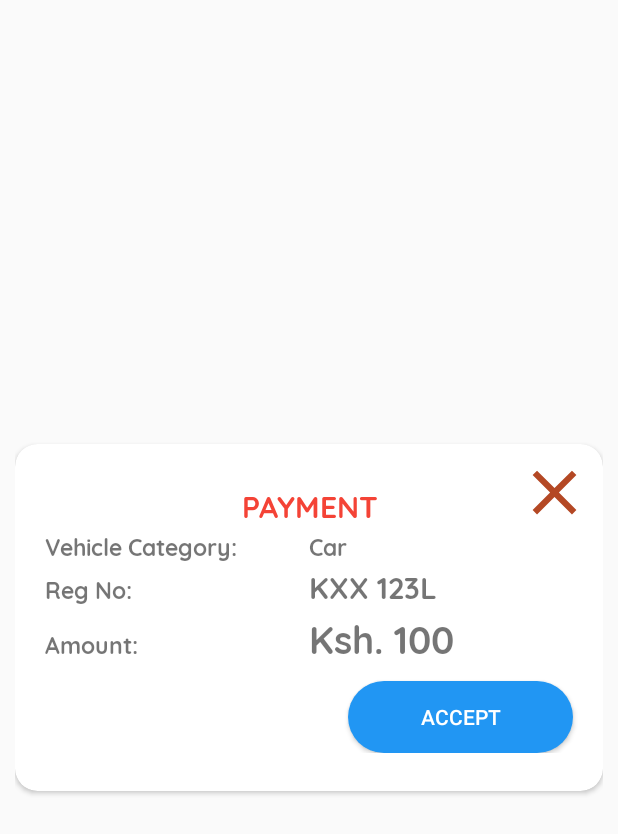
After one commit to mulukadan/MUNITAPP, an Android app: the layout carwash_payment_dialog.xml on its own in the app's theme, with its tools: preview values and no code run, on a phone screen of 412 x 824 dp. The commit adds this screen. Shown: the top 834 px of the screen. Run offline under Robolectric (Android 15) with nearby library versions, the phone set to English and light mode, and no system bars.

Commit message:
added payment option

```diff
--- a/app/src/main/java/com/munit/m_unitapp/ADAPTERS/AllDailySalesAdapter.java
+++ b/app/src/main/java/com/munit/m_unitapp/ADAPTERS/AllDailySalesAdapter.java
@@ -116,7 +116,7 @@ public class AllDailySalesAdapter extends RecyclerView.Adapter<AllDailySalesAdap
     }
 
     public interface ClickListener{
-        public void showCashBreakDown(DailySales dailySales, boolean refreshRV);
+        void showCashBreakDown(DailySales dailySales, boolean refreshRV);
     }
 
     public void setSelectedUserName(String selectedUserName) {
--- a/app/src/main/java/com/munit/m_unitapp/TOOLS/Constants.java
+++ b/app/src/main/java/com/munit/m_unitapp/TOOLS/Constants.java
@@ -6,8 +6,8 @@ public class Constants {
     public static String dailySalesPath = "dailysaleslv"; // Live
 
 //    Carwash
-    public static String carWashRecPath = "car_wash_rec_test";// Test
-//    public static String carWashRecPath = "car_wash_rec_live"; // Live
+//    public static String carWashRecPath = "car_wash_rec_test";// Test
+    public static String carWashRecPath = "car_wash_rec_live"; // Live
 
 
     //Pool Table Records
--- /dev/null
+++ b/app/src/main/res/layout/carwash_payment_dialog.xml
@@ -0,0 +1,168 @@
+<?xml version="1.0" encoding="utf-8"?>
+<RelativeLayout xmlns:android="http://schemas.android.com/apk/res/android"
+    android:layout_width="match_parent"
+    android:layout_height="match_parent"
+    xmlns:app="http://schemas.android.com/apk/res-auto"
+    android:layout_marginLeft="10dp"
+    android:layout_marginRight="10dp"
+    android:gravity="center">
+
+    <ImageView
+        android:id="@+id/ClosePDialog"
+        android:layout_width="50dp"
+        android:layout_height="50dp"
+        android:background="@drawable/ic_close_black_24dp"
+        android:layout_marginTop="7dp"
+        android:layout_marginRight="7dp"
+        android:elevation="5dp"
+        android:layout_alignParentRight="true"/>
+
+    <androidx.cardview.widget.CardView
+        android:layout_width="match_parent"
+        android:layout_height="wrap_content"
+        app:cardCornerRadius="15dp"
+        app:cardBackgroundColor="@color/white"
+        android:layout_alignParentTop="true"
+        android:layout_alignParentLeft="true"
+        android:layout_alignParentStart="true">
+        <ScrollView
+            android:layout_width="match_parent"
+            android:layout_height="match_parent"
+            android:orientation="vertical">
+            <LinearLayout
+                android:layout_width="match_parent"
+                android:layout_height="wrap_content"
+                android:orientation="vertical"
+                android:layout_marginTop="25dp"
+                android:layout_marginBottom="25dp">
+                <TextView
+                    android:layout_width="match_parent"
+                    android:layout_height="wrap_content"
+                    android:layout_marginLeft="20dp"
+                    android:layout_marginRight="20dp"
+                    android:textAlignment="center"
+                    android:textSize="20dp"
+                    android:text="Payment"
+                    android:textAllCaps="true"
+                    android:textStyle="bold"
+                    android:fontFamily="@font/bold"
+                    android:textColor="#F44336"
+                    android:id="@+id/TopupTitle"
+                    />
+
+                <LinearLayout
+                    android:layout_width="match_parent"
+                    android:layout_height="wrap_content"
+                    android:orientation="horizontal"
+                    android:layout_marginLeft="20dp"
+                    android:layout_marginRight="20dp"
+
+                    android:weightSum="10"
+                    >
+                    <TextView
+                        android:layout_width="0dp"
+                        android:layout_height="wrap_content"
+                        android:layout_weight="5"
+                        android:text="Vehicle Category: "
+                        android:textSize="15dp"
+                        android:fontFamily="@font/bold"
+                        />
+                    <TextView
+                        android:id="@+id/pdVehicletypeTV"
+                        android:layout_width="0dp"
+                        android:layout_height="wrap_content"
+                        android:layout_weight="5"
+                        android:text="Car"
+                        android:textSize="15dp"
+                        android:fontFamily="@font/bold"
+                        />
+
+
+                </LinearLayout>
+                <LinearLayout
+                    android:layout_width="match_parent"
+                    android:layout_height="wrap_content"
+                    android:orientation="horizontal"
+                    android:layout_marginLeft="20dp"
+                    android:layout_marginRight="20dp"
+
+                    android:weightSum="10"
+                    >
+                    <TextView
+                        android:layout_width="0dp"
+                        android:layout_height="wrap_content"
+                        android:layout_weight="5"
+                        android:text="Reg No: "
+                        android:textSize="15dp"
+                        android:fontFamily="@font/bold"
+                        />
+                    <TextView
+                        android:id="@+id/pdRegnoTV"
+                        android:layout_width="0dp"
+                        android:layout_height="wrap_content"
+                        android:layout_weight="5"
+                        android:text="KXX 123L"
+                        android:textSize="20dp"
+                        android:fontFamily="@font/bold"
+                        />
+
+
+                </LinearLayout>
+                <LinearLayout
+                    android:layout_width="match_parent"
+                    android:layout_height="wrap_content"
+                    android:orientation="horizontal"
+                    android:layout_marginLeft="20dp"
+                    android:layout_marginRight="20dp"
+
+                    android:weightSum="10"
+                    >
+                    <TextView
+                        android:layout_width="0dp"
+                        android:layout_height="wrap_content"
+                        android:layout_weight="5"
+                        android:text="Amount: "
+                        android:textSize="15dp"
+                        android:fontFamily="@font/bold"
+                        />
+                    <TextView
+                        android:id="@+id/pdAmountTV"
+                        android:layout_width="0dp"
+                        android:layout_height="wrap_content"
+                        android:layout_weight="5"
+                        android:text="Ksh. 100"
+                        android:textSize="25dp"
+                        android:fontFamily="@font/bold"
+                        />
+
+
+                </LinearLayout>
+
+                <com.google.android.material.textfield.TextInputLayout
+                    android:layout_width="match_parent"
+                    android:layout_height="wrap_content"
+                    />
+
+
+                <Button
+                    android:id="@+id/pdSaveBtn"
+                    android:foreground="?android:attr/selectableItemBackground"
+                    android:clickable="true"
+                    android:layout_width="150dp"
+                    android:layout_height="wrap_content"
+                    android:text="Accept"
+                    android:layout_gravity="end"
+                    android:layout_marginTop="10dp"
+                    android:layout_marginRight="20dp"
+                    android:textColor="@color/white"
+                    android:background="@drawable/send_button_bk"
+                    />
+
+            </LinearLayout>
+
+        </ScrollView>
+
+
+    </androidx.cardview.widget.CardView>
+
+</RelativeLayout>
--- a/app/src/main/res/layout/layout_carwash_rec.xml
+++ b/app/src/main/res/layout/layout_carwash_rec.xml
@@ -23,6 +23,7 @@
         >
 
         <LinearLayout
+            android:id="@+id/carRecViewLL"
             android:layout_width="match_parent"
             android:layout_height="wrap_content"
             android:layout_marginLeft="5dp"
```
Also changed, not shown: app/src/main/java/com/munit/m_unitapp/ADAPTERS/CarwashDailyRecsAdapter.java (+13 -8 lines), app/src/main/java/com/munit/m_unitapp/TOOLS/GeneralMethods.java (+11 -13 lines), app/src/main/java/com/munit/m_unitapp/UI/CARWASH/CarWashMainActivity.java (+65 -9 lines).
